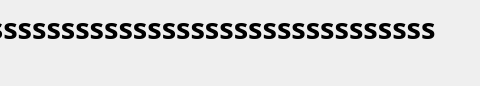
heinrich26/python-music-player, file track.ui: the form before one commit; both pictures show x 214 to 694 and y 0 to 86 of the 694 by 86 pixel window.
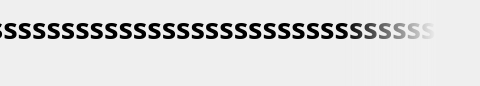
The form after the commit. Icons and pictures are not drawn.

The edit to the form file:
```diff
--- a/track.ui
+++ b/track.ui
@@ -12,7 +12,7 @@
    <rect>
     <x>0</x>
     <y>0</y>
-    <width>392</width>
+    <width>557</width>
     <height>76</height>
    </rect>
   </property>
@@ -166,6 +166,15 @@
      </layout>
     </widget>
    </item>
+   <item row="0" column="1">
+    <widget class="QLabel" name="OverflowGradient">
+     <property name="styleSheet">
+      <string notr="true">QLabel {
+	background-color: QLinearGradient(spread:pad, x1:0, y1:0, x2:1, y2:0, stop:0.85 rgba(0, 0, 0, 0), stop:1 rgba(240, 240, 240, 255));
+}</string>
+     </property>
+    </widget>
+   </item>
    <item row="0" column="0">
     <widget class="QLabel" name="TrackCover">
      <property name="maximumSize">
```
Left out of the diff: 15 changed lines with no effect on the pictures.
